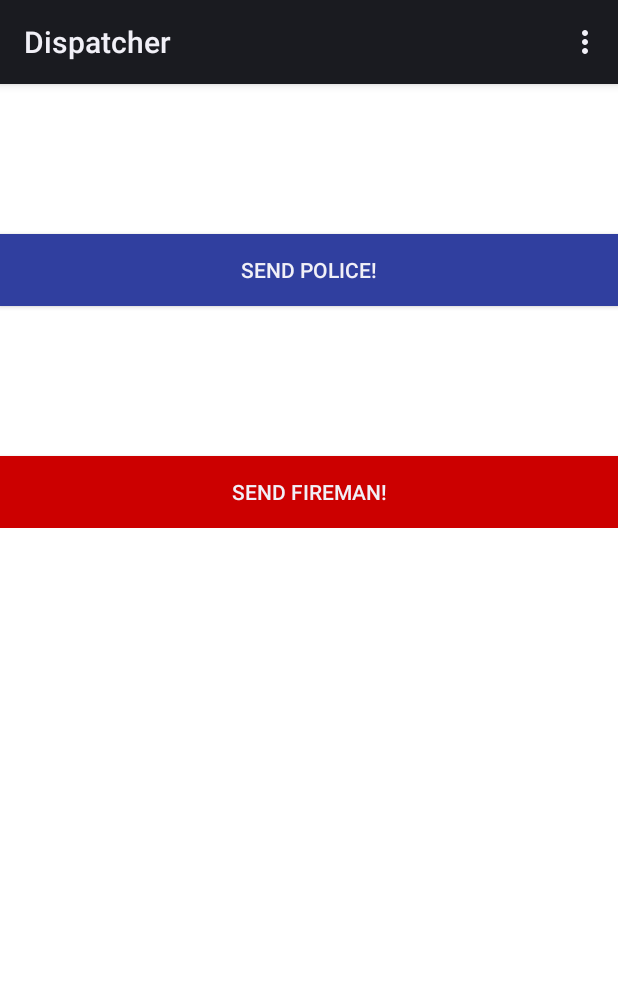
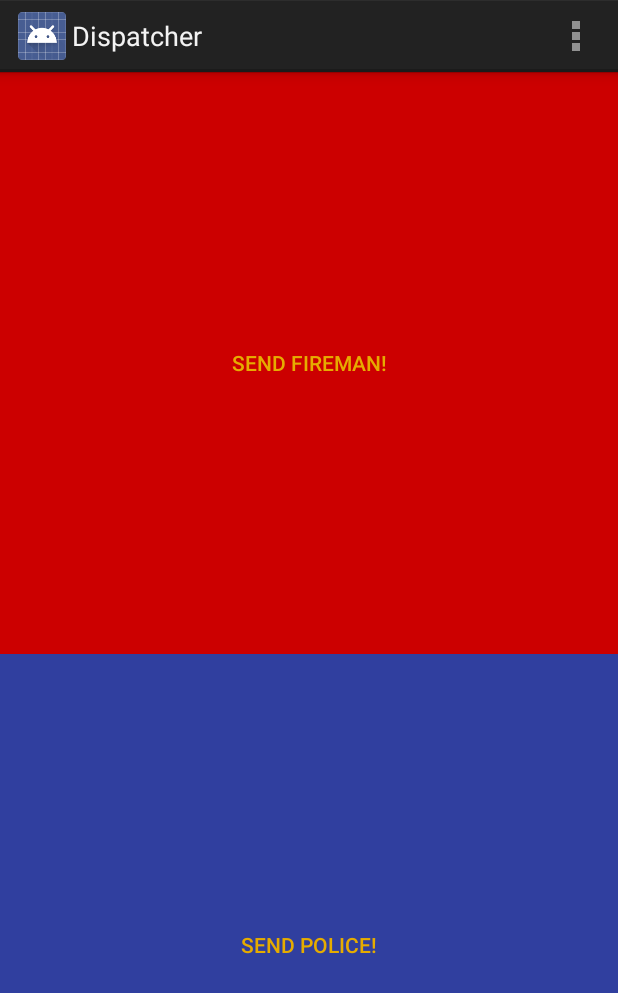
Before and after one commit to matrackif/EmergencyDispatcherMobile, an Android app: the DispatchActivity screen opened directly, with no data from a screen before it, on a phone screen of 412 x 824 dp. Shown: the top 993 px of the screen. Run offline under Robolectric (Android 15) with nearby library versions, the phone set to English and light mode, and no system bars.

Commit message:
+alot of styling changes

```diff
--- a/app/src/main/java/pl/edu/pw/student/mini/EmergencyDispatcherMobile/MainActivity.java
+++ b/app/src/main/java/pl/edu/pw/student/mini/EmergencyDispatcherMobile/MainActivity.java
@@ -12,7 +12,6 @@ import android.content.Intent;
 import android.content.IntentFilter;
 import android.content.ServiceConnection;
 import android.content.SharedPreferences;
-import android.graphics.Color;
 import android.os.Bundle;
 import android.os.Handler;
 import android.os.IBinder;
@@ -93,7 +92,7 @@ public class MainActivity extends Activity {
 		postSpinner.setOnItemSelectedListener(new AdapterView.OnItemSelectedListener() {
 			@Override
 			public void onItemSelected(AdapterView<?> parent, View view, int position, long id) {
-				((TextView) parent.getChildAt(0)).setTextColor(Color.BLACK);
+				//((TextView) parent.getChildAt(0)).setTextColor(Color.BLACK);
 				((TextView) parent.getChildAt(0)).setTextSize(20);
 
 			}
--- a/app/src/main/res/layout/dispatcher.xml
+++ b/app/src/main/res/layout/dispatcher.xml
@@ -2,32 +2,34 @@
 <LinearLayout xmlns:android="http://schemas.android.com/apk/res/android"
     android:layout_width="fill_parent"
     android:layout_height="fill_parent"
-    android:background="@android:color/background_light"
-    android:orientation="vertical">
+    xmlns:app="http://schemas.android.com/apk/res-auto"
+    android:background="@color/colorPrimary"
+    android:orientation="vertical"
+    app:theme="@style/AppTheme"
+    >
 
-    <RelativeLayout
-        android:layout_width="fill_parent"
-        android:layout_height="wrap_content">
 
         <Button
             android:id="@+id/button_fire"
+            style="@style/Widget.AppCompat.Button.Colored"
             android:layout_width="match_parent"
             android:layout_height="wrap_content"
-            android:layout_alignParentStart="true"
-            android:layout_below="@+id/button_police"
-            android:layout_marginTop="100dp"
+            android:layout_weight="1"
             android:background="@android:color/holo_red_dark"
-            android:text="@string/button_fire"></Button>
+            android:elevation="5dp"
+            android:text="@string/button_fire"
+            android:textColor="@color/colorAccent" />
 
         <Button
             android:id="@+id/button_police"
+            style="@style/Widget.AppCompat.Button.Colored"
             android:layout_width="match_parent"
             android:layout_height="wrap_content"
-            android:layout_alignParentStart="true"
-            android:layout_alignParentTop="true"
-            android:layout_marginTop="100dp"
             android:background="@color/colorPrimaryDark"
-            android:text="@string/button_police"></Button>
+            android:elevation="5dp"
+            android:layout_weight="1"
+            android:text="@string/button_police"
+            android:textColor="@color/colorAccent" />
 
-    </RelativeLayout>
+
 </LinearLayout>
--- a/app/src/main/res/menu/room_menu.xml
+++ b/app/src/main/res/menu/room_menu.xml
@@ -1,7 +1,6 @@
 <?xml version="1.0" encoding="utf-8"?>
 <menu xmlns:android="http://schemas.android.com/apk/res/android">
 	<item android:menuCategory="container" android:id="@+id/menu_participants"
-		android:visible="true" android:enabled="true" android:title="@string/menu_participants"></item>
-	<item android:menuCategory="container" android:id="@+id/menu_clear"
-		android:visible="true" android:enabled="true" android:title="@string/menu_clear"></item>
+		android:visible="true" android:enabled="true" android:title="@string/menu_participants"/>
+
 </menu>
--- a/app/src/main/res/values/styles.xml
+++ b/app/src/main/res/values/styles.xml
@@ -1,11 +1,14 @@
 <resources>
 
-    <!-- Base application theme. -->
-    <style name="AppTheme" parent="android:Theme.Material">
+    <style name="AppTheme" parent="android:Theme.Holo.Light.DarkActionBar">
         <!-- Customize your theme here. -->
         <item name="colorPrimary">@color/colorPrimary</item>
         <item name="colorPrimaryDark">@color/colorPrimaryDark</item>
         <item name="colorAccent">@color/colorAccent</item>
     </style>
 
+    <style name="SplashTheme" parent="Theme.AppCompat">
+        <item name="android:windowBackground">@xml/background_splash</item>
+    </style>
+
 </resources>
--- /dev/null
+++ b/app/src/main/res/xml/background_splash.xml
@@ -0,0 +1,15 @@
+<?xml version="1.0" encoding="utf-8"?>
+<layer-list xmlns:android="http://schemas.android.com/apk/res/android">
+
+    <item android:drawable="@color/colorPrimary" />
+
+        <item android:gravity="center">
+            <bitmap
+                android:gravity="center"
+                android:src="@drawable/icon"
+                />
+        </item>
+
+
+
+</layer-list>
```
Also changed, not shown: app/src/main/AndroidManifest.xml (+13 -6 lines), app/src/main/java/pl/edu/pw/student/mini/EmergencyDispatcherMobile/SplashActivity.java (added, +21 -0 lines), app/src/main/res/layout/main.xml (+10 -8 lines), app/src/main/res/layout/participant.xml (+6 -4 lines), app/src/main/res/layout/participants.xml (+6 -2 lines), app/src/main/res/layout/settings.xml (+8 -6 lines), app/src/main/res/menu/main_menu.xml (+5 -2 lines).
